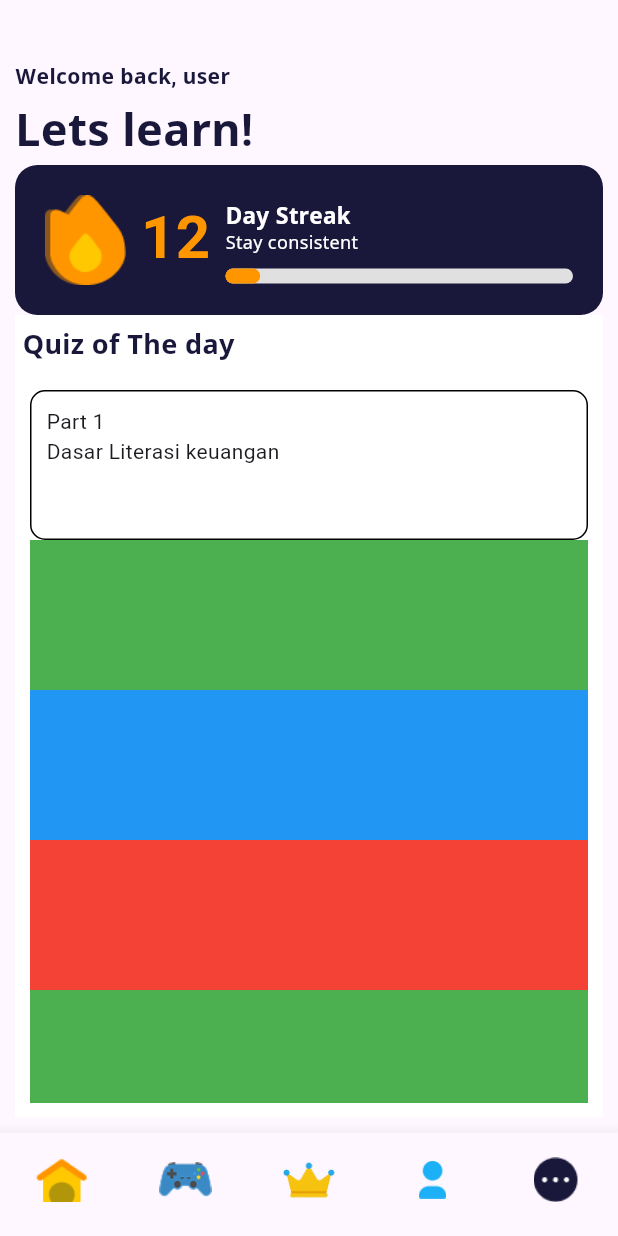
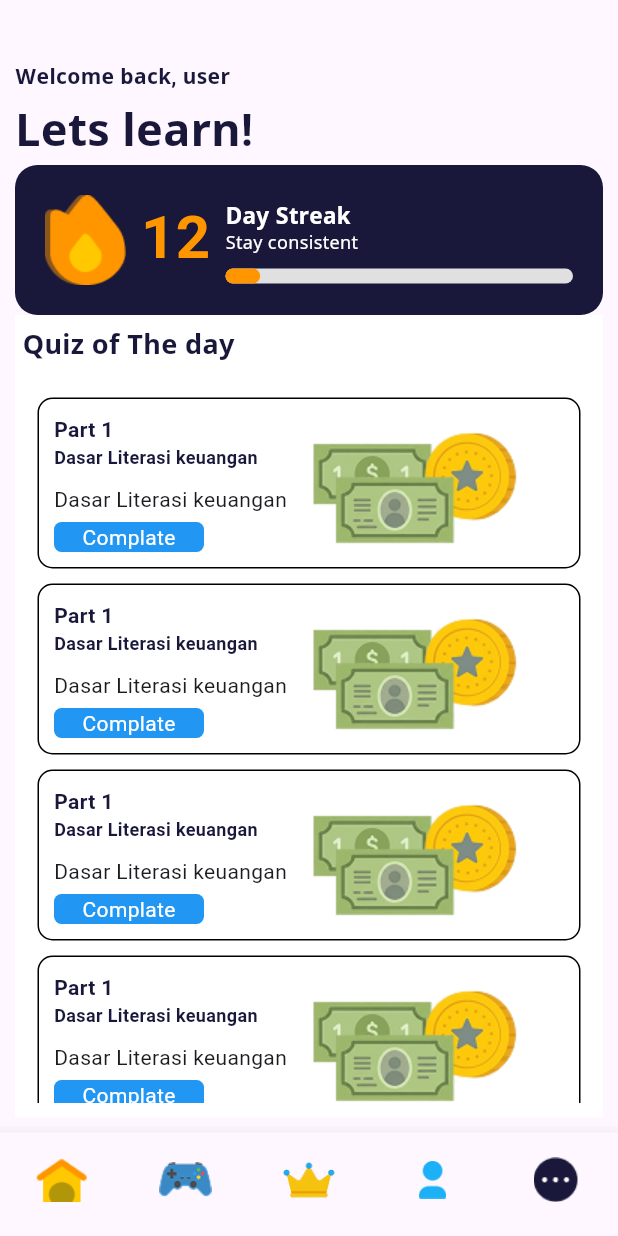
Before and after one commit to Eruumaa/Nexcash_Repo, a Flutter app: the screen it shows after launch, on a phone screen of 412 x 824 dp. Run offline on Flutter 3.47's test engine with Material 3 defaults, Android fonts, the phone set to English and light mode, and no system bars; Roboto replaces fonts that are missing (Noto Sans Symbols).

Commit message:
perbaruan home

```diff
--- a/lib/views/screens/home_screens.dart
+++ b/lib/views/screens/home_screens.dart
@@ -65,11 +65,10 @@ class HomeScreens extends StatelessWidget {
                   ListView(
                     children: [
                       KatruQuiz(),
-                      Container(height: 100, color: Colors.green),
-                      Container(height: 100, color: Colors.blue),
-                      Container(height: 100, color: Colors.red),
-                      Container(height: 100, color: Colors.green),
-                      Container(height: 100, color: Colors.blue),
+                      KatruQuiz(),
+                      KatruQuiz(),
+                      KatruQuiz(),
+                      KatruQuiz(),
                     ]
                   )
                 )
--- /dev/null
+++ b/lib/views/widgets/button_home.dart
@@ -0,0 +1,17 @@
+import 'package:flutter/material.dart';
+
+class ButtonHome extends StatelessWidget {
+  const ButtonHome({super.key});
+  @override
+  Widget build(BuildContext context) {
+    return Container(
+      width: 100,
+      height: 20,
+      decoration: BoxDecoration(
+        color: Colors.blue,
+        borderRadius: BorderRadius.circular(5)
+      ),
+      child: Center(child: Text("Complate",style: TextStyle(color: Colors.white),),),
+    );
+  }
+}
--- a/lib/views/widgets/kartu_quiz.dart
+++ b/lib/views/widgets/kartu_quiz.dart
@@ -1,30 +1,53 @@
 import 'package:flutter/material.dart';
+import '../widgets/button_home.dart';
 
 class KatruQuiz extends StatelessWidget {
   const KatruQuiz({super.key});
   @override
   Widget build(BuildContext context) {
-    return Container(
-      height: 100,
-      width: MediaQuery.of(context).size.width,
+    return Padding(
+      padding: EdgeInsets.all(5),
+      child: Container(
+        width: double.infinity,
         decoration: BoxDecoration(
           color: Colors.white,
           border: Border.all(color: Colors.black),
-        borderRadius: BorderRadius.circular(10)
+          borderRadius: BorderRadius.circular(10),
         ),
-      child:Row(
+        child: Row(
           children: [
-          Padding(
-            padding: EdgeInsets.all(10),child:
-              Column(
+            Expanded(
+              child: Padding(
+                padding: EdgeInsets.all(10),
+                child: Column(
                   crossAxisAlignment: CrossAxisAlignment.start,
                   children: [
-                  Text("Part 1"),
-                  Text('Dasar Literasi keuangan')
+                    Text(
+                      "Part 1",
+                      style: TextStyle(
+                        color: const Color.fromARGB(255, 25, 24, 59),
+                        fontWeight: FontWeight.bold,
+                      ),
+                    ),
+                    Text(
+                      'Dasar Literasi keuangan',
+                      style: TextStyle(
+                        color: const Color.fromARGB(255, 25, 24, 59),
+                        fontWeight: FontWeight.bold,
+                        fontSize: 12,
+                      ),
+                    ),
+                    SizedBox(height: 10),
+                    Text("Dasar Literasi keuangan"),
+                    SizedBox(height: 5),
+                    ButtonHome(),
                   ],
-              )
-          )
+                ),
+              ),
+            ),
+            Flexible(child: Image.asset("assets/money.png")),
           ],
+        ),
       ),
     );
   }
```
Also changed, not shown: assets/money.png (added). Lines whose indentation alone changed are shown as unchanged.
